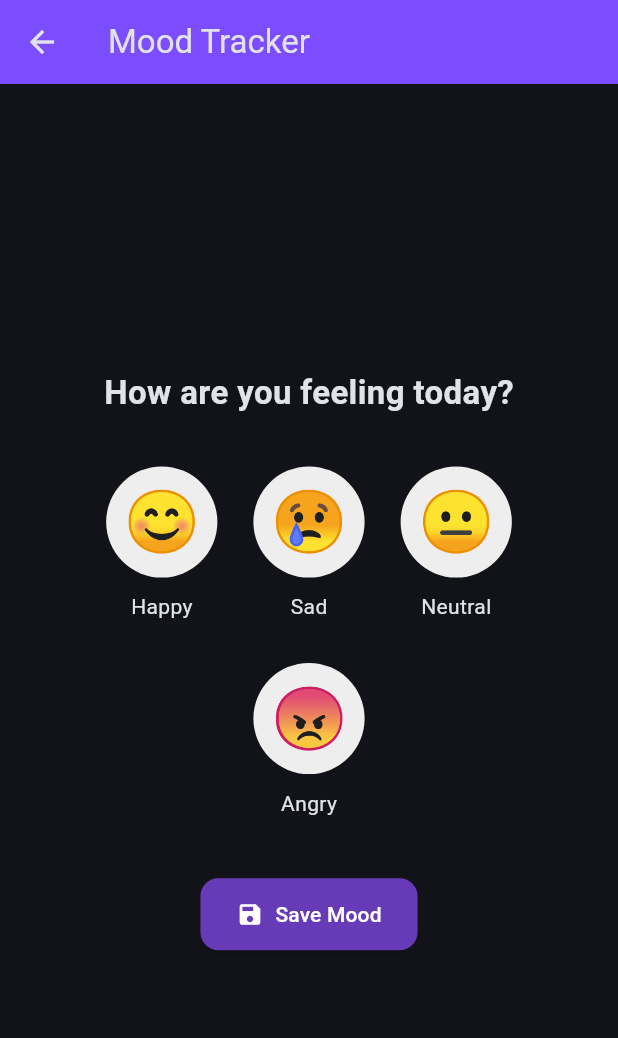
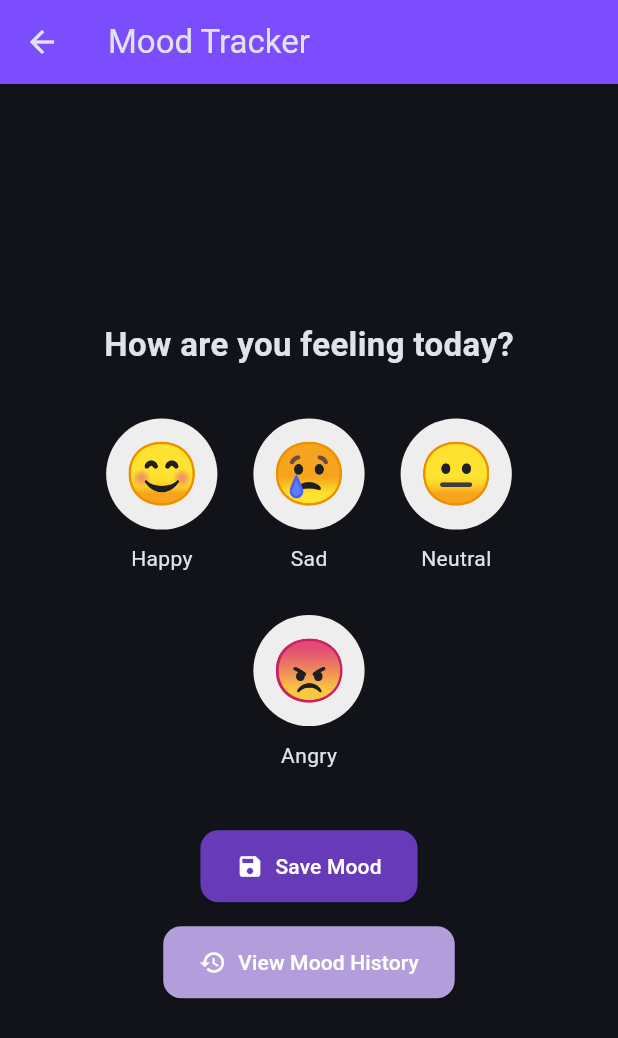
Before and after one commit to Smirthi911/flutter-glassmorphic-profile, a Flutter app: the MoodTrackerScreen screen opened directly, on a phone screen of 412 x 824 dp. Shown: the top 1038 px of the screen. Run offline on Flutter 3.47's test engine with Material 3 defaults, Android fonts, the phone set to English and light mode, and no system bars; our stand-ins replace table_calendar.

Commit message:
Day 11: Added Mood Tracker Calendar History View

```diff
--- /dev/null
+++ b/lib/models/mood_entry.dart
@@ -0,0 +1,6 @@
+class MoodEntry {
+  final DateTime date;
+  final String emoji;
+
+  MoodEntry({required this.date, required this.emoji});
+}
--- a/lib/screens/mood_tracker_screen.dart
+++ b/lib/screens/mood_tracker_screen.dart
@@ -1,6 +1,8 @@
 import 'dart:async';
 import 'dart:ui';
 import 'package:flutter/material.dart';
+import 'package:ui_blocks/screens/mood_history_screen.dart';
+
 
 class MoodTrackerScreen extends StatefulWidget {
   const MoodTrackerScreen({super.key});
@@ -73,8 +75,8 @@ class _MoodTrackerScreenState extends State<MoodTrackerScreen>
               padding: const EdgeInsets.all(12),
               decoration: BoxDecoration(
                 color: isSelected
-    ? Colors.deepPurple.withAlpha(51)
-    : Colors.grey.shade200,
+                    ? Colors.deepPurple.withAlpha(51)
+                    : Colors.grey.shade200,
                 shape: BoxShape.circle,
                 border: isSelected
                     ? Border.all(color: Colors.deepPurpleAccent, width: 2)
@@ -114,7 +116,9 @@ class _MoodTrackerScreenState extends State<MoodTrackerScreen>
               decoration: BoxDecoration(
                 color: Colors.white.withAlpha(38),
                 borderRadius: BorderRadius.circular(16),
-                border: Border.all(color: Colors.deepPurpleAccent.withAlpha(102)),
+                border: Border.all(
+                  color: Colors.deepPurpleAccent.withAlpha(102),
+                ),
               ),
               child: Center(
                 child: Text(
@@ -169,7 +173,28 @@ class _MoodTrackerScreenState extends State<MoodTrackerScreen>
                         borderRadius: BorderRadius.circular(12),
                       ),
                     ),
-                  )
+                  ),
+                  const SizedBox(height: 16),
+                  ElevatedButton.icon(
+                    onPressed: () {
+                      Navigator.push(
+                        context,
+                        MaterialPageRoute(
+                          builder: (_) => const MoodHistoryScreen(),
+                        ),
+                      );
+                    },
+                    icon: const Icon(Icons.history),
+                    label: const Text('View Mood History'),
+                    style: ElevatedButton.styleFrom(
+                      backgroundColor: Colors.deepPurple.shade200,
+                      foregroundColor: Colors.white,
+                      padding: const EdgeInsets.symmetric(horizontal: 24, vertical: 14),
+                      shape: RoundedRectangleBorder(
+                        borderRadius: BorderRadius.circular(12),
+                      ),
+                    ),
+                  ),
                 ],
               ),
             ),
--- a/pubspec.yaml
+++ b/pubspec.yaml
@@ -28,6 +28,8 @@ environment:
 # the latest version available on pub.dev. To see which dependencies have newer
 # versions available, run `flutter pub outdated`.
 dependencies:
+  table_calendar: ^3.0.9
+  intl: ^0.18.1
   flutter:
     sdk: flutter
 
```
Also changed, not shown: lib/screens/mood_history_screen.dart (added, +81 -0 lines), pubspec.lock.
